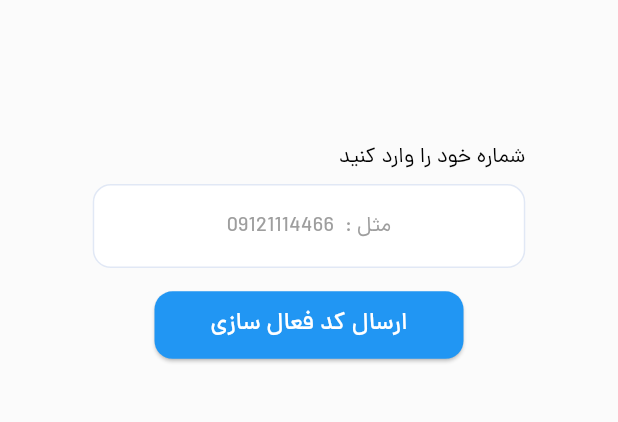
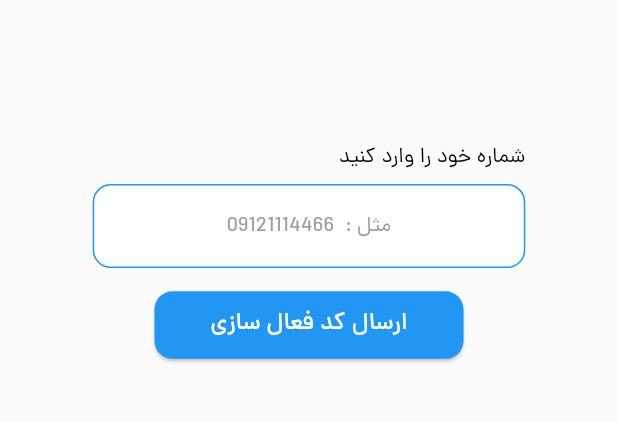
Before and after one commit to mohammad-dehghanifard/flutter_online_shop_bloc, a Flutter app: the screen it shows after launch, on a phone screen of 412 x 824 dp, the part 528-950 px from its top. Run offline on Flutter 3.47's test engine with Material 3 defaults, Android fonts, the light colour scheme and no system bars; our stand-ins replace carousel_slider, flutter_spinkit.

Commit message:
impl HomeSliderWidget custom widget

```diff
--- a/lib/core/constants/app_colors.dart
+++ b/lib/core/constants/app_colors.dart
@@ -25,6 +25,7 @@ class AppColors {
 
   static const Color mainBg = Colors.white;
   static const Color title = Colors.black;
+  static const Color black = Colors.black;
   static const Color oldPrice = Color.fromARGB(255, 191, 191, 191);
   static const Color shadow = Color.fromARGB(90, 0, 0, 0);
   static const Color hint = Colors.grey;
--- a/lib/core/widgets/custom_text_field_widget.dart
+++ b/lib/core/widgets/custom_text_field_widget.dart
@@ -13,14 +13,17 @@ class CustomTextField extends StatelessWidget {
     this.onTap,
     this.textAlign = TextAlign.center, this.suffixIcon,
     this.redOnly = false,
+    this.hasBorder = true,
+    this.radius = AppDimens.medium,
+    this.prefixIcon,
   });
   final TextEditingController? controller;
   final VoidCallback? onTap;
   final TextAlign textAlign;
-  final bool redOnly;
-  final Widget? suffixIcon;
+  final bool redOnly,hasBorder;
+  final Widget? suffixIcon,prefixIcon;
   final String? hint,headerText;
-  final double width,height;
+  final double width,height,radius;
   @override
   Widget build(BuildContext context) {
     return Column(
@@ -43,15 +46,16 @@ class CustomTextField extends StatelessWidget {
               filled: true,
               hintText: hint,
               suffixIcon: suffixIcon,
+              prefixIcon: prefixIcon,
               hintStyle: Theme.of(context).textTheme.bodyMedium!.apply(color: AppColors.greyColor),
               fillColor: AppColors.mainBg,
               enabledBorder: OutlineInputBorder(
-                  borderRadius: BorderRadius.circular(AppDimens.medium),
-                  borderSide: const BorderSide(color: AppColors.greyBorderColor)
+                  borderRadius: BorderRadius.circular(radius),
+                  borderSide: hasBorder? const BorderSide(color: AppColors.primaryColor) : BorderSide.none
               ),
               focusedBorder: OutlineInputBorder(
-                  borderRadius: BorderRadius.circular(AppDimens.medium),
-                  borderSide: const BorderSide(color: AppColors.primaryColor)
+                  borderRadius: BorderRadius.circular(radius),
+                  borderSide: hasBorder? const BorderSide(color: AppColors.primaryColor) : BorderSide.none
               ),
             ),
           ),
--- a/lib/features/auth/presentation/pages/register_page.dart
+++ b/lib/features/auth/presentation/pages/register_page.dart
@@ -4,6 +4,7 @@ import 'package:flutter_online_shop_bloc/core/constants/app_strings.dart';
 import 'package:flutter_online_shop_bloc/core/widgets/custom_button_widget.dart';
 import 'package:flutter_online_shop_bloc/core/widgets/custom_text_field_widget.dart';
 import 'package:flutter_online_shop_bloc/features/auth/presentation/widgets/register_page_app_bar_widget.dart';
+import 'package:flutter_online_shop_bloc/features/home/presentation/pages/home_page.dart';
 import 'package:flutter_online_shop_bloc/gen/assets.gen.dart';
 
 class RegisterPage extends StatelessWidget {
@@ -56,7 +57,9 @@ class RegisterPage extends StatelessWidget {
                 ),
                 const SizedBox(height: AppDimens.large * 2),
                 // Register button
-                CustomButtonWidget(onTap: () {}, text: AppStrings.register,width: double.infinity,)
+                CustomButtonWidget(
+                  onTap: () => Navigator.pushReplacement(context,MaterialPageRoute(builder: (context) => const HomePage(),)),
+                  text: AppStrings.register,width: double.infinity,)
               ],
             ),
           ),
```
Also changed, not shown: lib/features/home/presentation/pages/home_page.dart (added, +49 -0 lines), lib/features/home/presentation/widgets/home_slider_widget.dart (added, +46 -0 lines).
